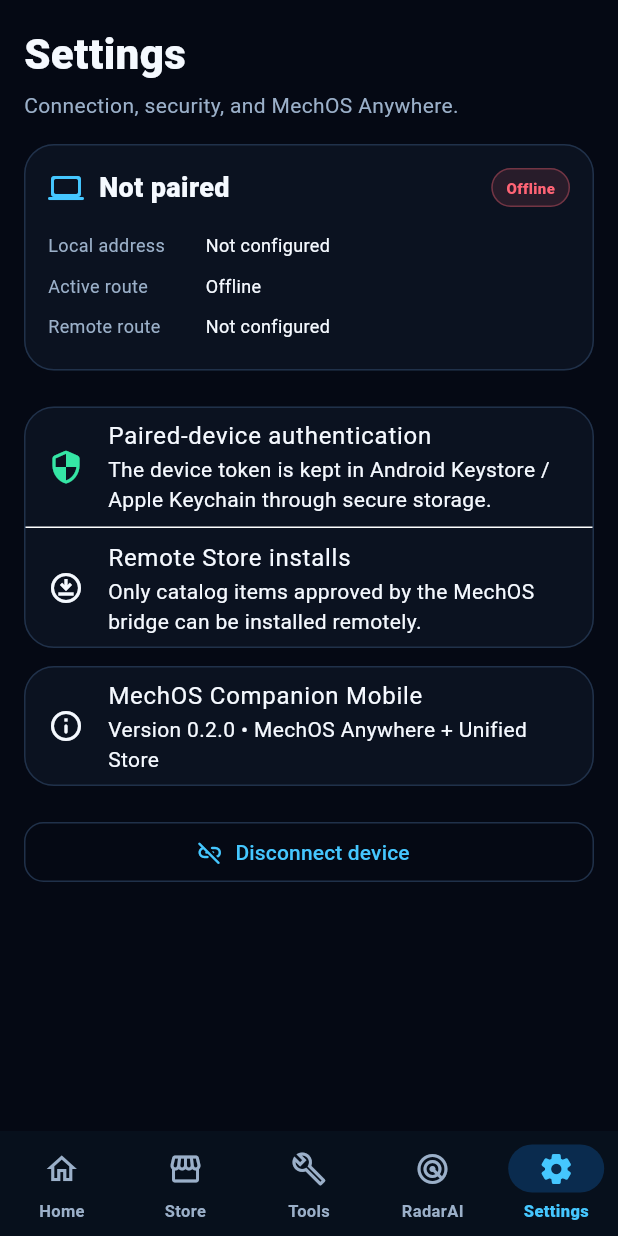
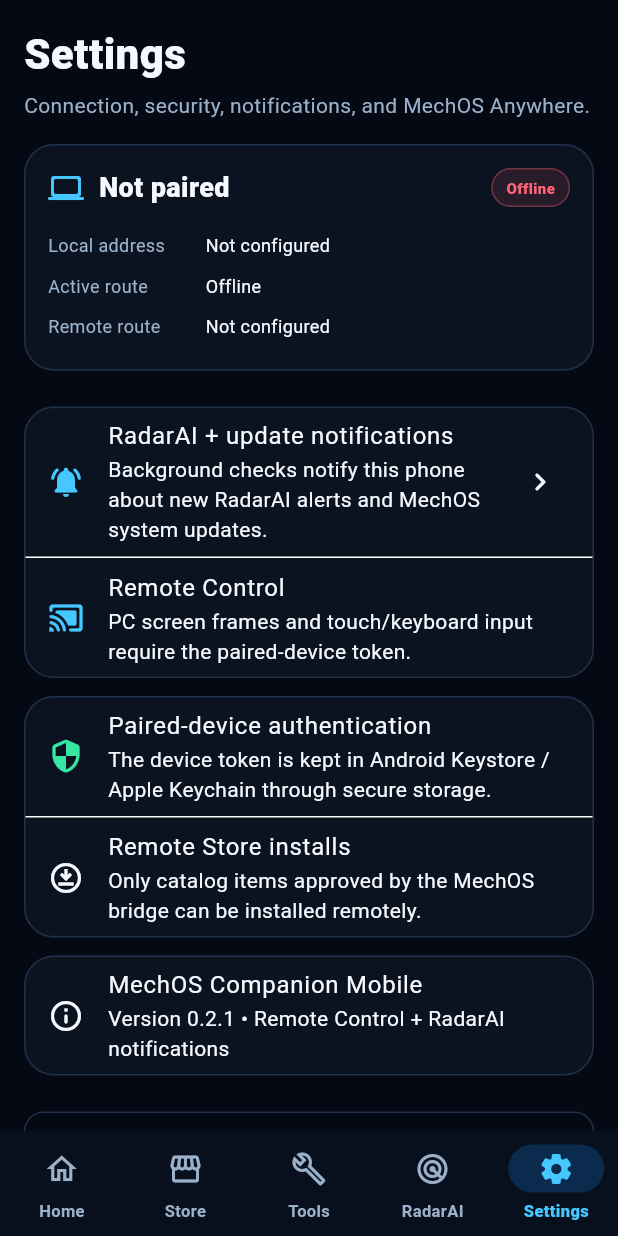
Before and after one commit to mechgod102-sketch/MechOS-Companion, a Flutter app: the HomeShell screen opened directly with empty values, item 5 of the bottom bar chosen, on a phone screen of 412 x 824 dp. Run offline on Flutter 3.47's test engine with Material 3 defaults, Android fonts, the phone set to English and light mode, and no system bars; our stand-ins replace flutter_local_notifications, flutter_secure_storage, multicast_dns, share_plus, shared_preferences; missing offline and left inert: gal, workmanager; accounts and stored records are empty; statements that could not run were skipped.

Commit message:
Show Remote Control and notification capabilities in settings

```diff
--- a/lib/screens/settings_screen.dart
+++ b/lib/screens/settings_screen.dart
@@ -1,5 +1,6 @@
 import 'package:flutter/material.dart';
 import '../app_state.dart';
+import '../services/notification_service.dart';
 import '../theme.dart';
 
 class SettingsScreen extends StatelessWidget {
@@ -14,7 +15,7 @@
       children: [
         const Text('Settings', style: TextStyle(fontSize: 28, fontWeight: FontWeight.w900)),
         const SizedBox(height: 4),
-        const Text('Connection, security, and MechOS Anywhere.', style: TextStyle(color: MechTheme.subtle)),
+        const Text('Connection, security, notifications, and MechOS Anywhere.', style: TextStyle(color: MechTheme.subtle)),
         const SizedBox(height: 16),
         Card(
           child: Padding(
@@ -68,7 +69,34 @@
           ),
         const SizedBox(height: 12),
         Card(
-          child: const Column(
+          child: Column(
+            children: [
+              ListTile(
+                leading: const Icon(Icons.notifications_active_rounded, color: MechTheme.glow),
+                title: const Text('RadarAI + update notifications'),
+                subtitle: const Text('Background checks notify this phone about new RadarAI alerts and MechOS system updates.'),
+                trailing: const Icon(Icons.chevron_right_rounded),
+                onTap: () async {
+                  await NotificationService.requestNotificationPermissions();
+                  if (context.mounted) {
+                    ScaffoldMessenger.of(context).showSnackBar(
+                      const SnackBar(content: Text('Notification permission checked.')),
+                    );
+                  }
+                },
+              ),
+              const Divider(height: 1),
+              const ListTile(
+                leading: Icon(Icons.cast_connected_rounded, color: MechTheme.glow),
+                title: Text('Remote Control'),
+                subtitle: Text('PC screen frames and touch/keyboard input require the paired-device token.'),
+              ),
+            ],
+          ),
+        ),
+        const SizedBox(height: 12),
+        const Card(
+          child: Column(
             children: [
               ListTile(
                 leading: Icon(Icons.security_rounded, color: MechTheme.success),
@@ -85,11 +113,11 @@
           ),
         ),
         const SizedBox(height: 12),
-        Card(
-          child: const ListTile(
+        const Card(
+          child: ListTile(
             leading: Icon(Icons.info_outline_rounded),
             title: Text('MechOS Companion Mobile'),
-            subtitle: Text('Version 0.2.0 • MechOS Anywhere + Unified Store'),
+            subtitle: Text('Version 0.2.1 • Remote Control + RadarAI notifications'),
           ),
         ),
         const SizedBox(height: 20),
```
